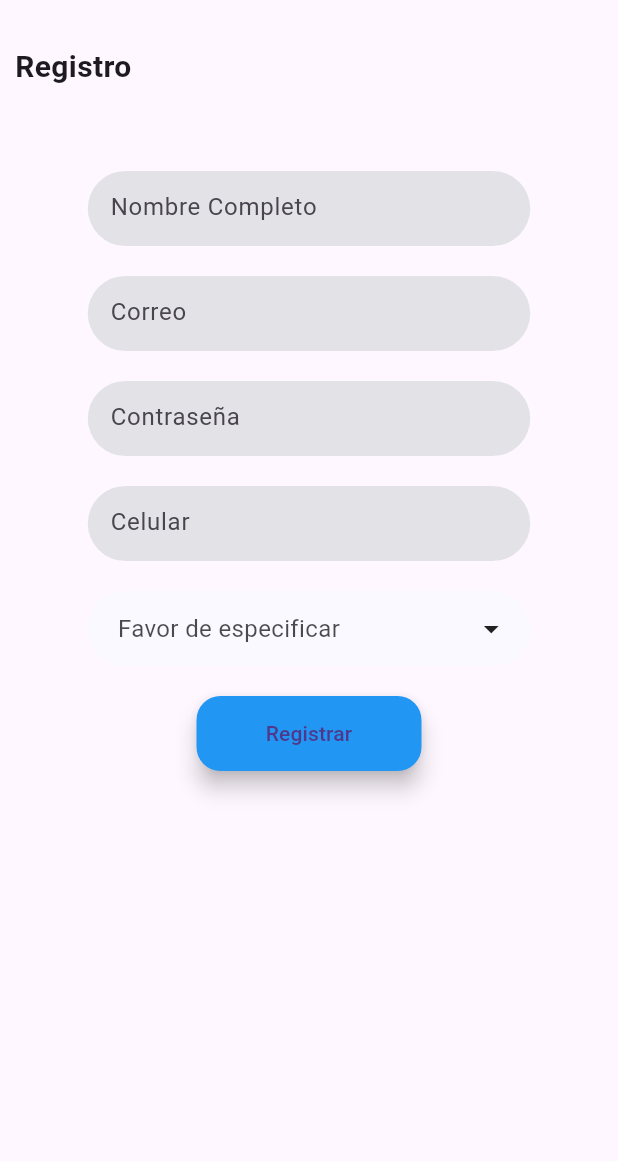
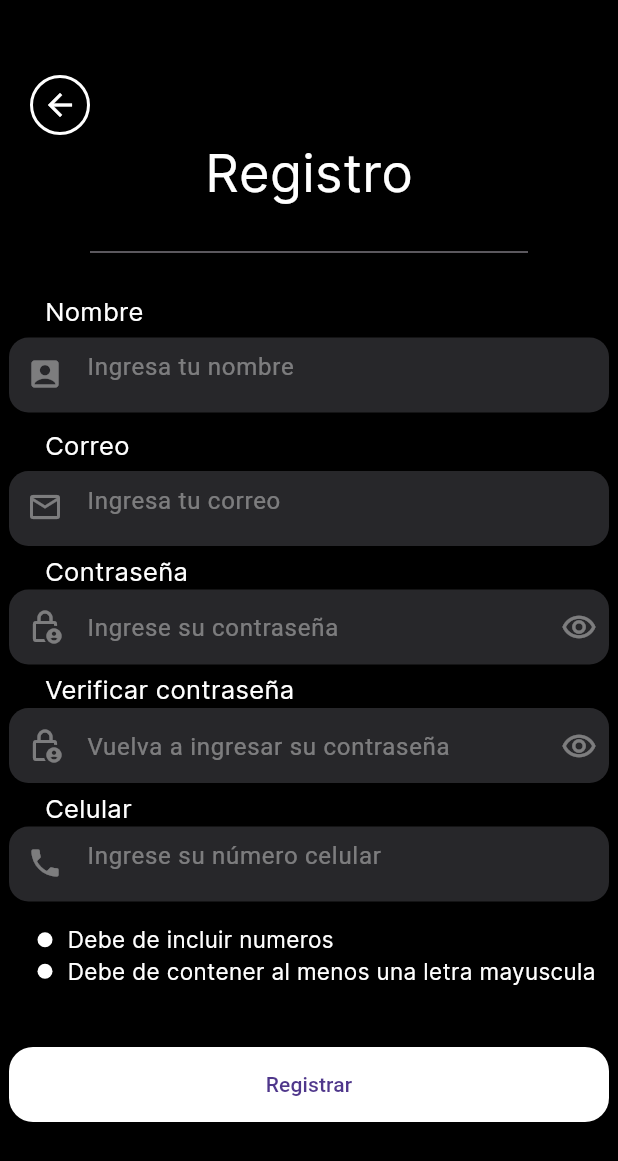
Before and after one commit to Joapava/Proyecto_BAZAPP, a Flutter app: the screen it shows after launch, after a tap on "¿Olvidaste tu contraseña?", on a phone screen of 412 x 824 dp. Shown: the top 1161 px of the screen. Run offline on Flutter 3.47's test engine with Material 3 defaults, Android fonts, the phone set to English and light mode, and no system bars; our stand-ins replace google_nav_bar; Roboto replaces fonts that are missing (Arial).

Commit message:
ver 1.3
Se colocaron funciones de ocultamiento de password o para mostrar al igual que se enlazaron el regreso de pagina o bloqueo

```diff
--- a/prueba/lib/pages/login.dart
+++ b/prueba/lib/pages/login.dart
@@ -15,7 +15,7 @@ class _Login extends State<Login>{
   Widget build(BuildContext context){
     return const Scaffold(
       backgroundColor: Colors.black,
-      body: SafeArea(child: BoxCentral()
+      body: SafeArea(child: SingleChildScrollView(child: BoxCentral())
         )
     );
   }
@@ -215,11 +215,17 @@ class regreso extends StatelessWidget {
 }
 
 // ignore: camel_case_types
-class box_password extends StatelessWidget {
+class box_password extends StatefulWidget {
   const box_password({
     super.key,
   });
 
+  @override
+  State<box_password> createState() => _box_passwordState();
+}
+
+class _box_passwordState extends State<box_password> {
+  bool isVisible = true;
   @override
   Widget build(BuildContext context) {
     return Container(
@@ -236,6 +242,7 @@ class box_password extends StatelessWidget {
           child: Form(child:
             TextFormField(
               style: const TextStyle(color: Colors.white),
+              obscureText: isVisible,
               decoration: const InputDecoration(
                 contentPadding: EdgeInsetsDirectional.symmetric(),
                 hintText: 'Ingrese su contraseña' ,
@@ -247,13 +254,14 @@ class box_password extends StatelessWidget {
             )
           ),
         ),
-        // const SizedBox(
-        //     width: 35,
-        //   ),
           SizedBox(
             width: 30,
             height: 30,
-            child: FloatingActionButton(onPressed: () {
+            child: FloatingActionButton(
+              onPressed: () {
+              setState(() {
+                change();
+              });
               },
               backgroundColor: const Color.fromARGB(0, 87, 87, 95),
               elevation: 0,
@@ -266,6 +274,14 @@ class box_password extends StatelessWidget {
       ],
       ),
     );
+  }
+
+  void change(){
+    if(isVisible){
+      isVisible = false;
+    } else{
+      isVisible = true;
+    }
   }
 }
 
--- a/prueba/lib/pages/pagina_inicio.dart
+++ b/prueba/lib/pages/pagina_inicio.dart
@@ -21,19 +21,23 @@ class _PaginaInicioState extends State<PaginaInicio> {
 
   @override
   Widget build(BuildContext context) {
-    return Scaffold(
+    return PopScope(
+      canPop: false,
+      onPopInvoked: (didPop){
+
+      },
+      child: Scaffold(
       body: SingleChildScrollView(
         child: Column(
           children: <Widget>[
               const barraCuenta(),
               getDetalles(),
-             getFotos(context)
-
-
+            getFotos(context)
           ],
         ),
       ),
-    );
+    ),
+      );
   }
 }
 
--- a/prueba/lib/pages/registro.dart
+++ b/prueba/lib/pages/registro.dart
@@ -8,6 +8,8 @@ SampleItem? selectedMenu;
 
 SampleItem? giro;
 
+bool isChecked = false;
+
 class Registro extends StatefulWidget {
   const Registro({super.key});
 
@@ -16,17 +18,54 @@ class Registro extends StatefulWidget {
 }
 
 class _RegistroState extends State<Registro> {
-
   @override
   Widget build(BuildContext context) {
     return const Scaffold(
+      backgroundColor: Colors.black,
       body: SafeArea(child: SingleChildScrollView(
         child: Column(
           children: <Widget>[
+            Align(
+          alignment: Alignment.topLeft,
+          ),
+          SizedBox(
+            height: 50,
+          ),
+            regreso(),
+            Texto(),
+            SizedBox(
+              height: 20,
+            ),
+            Divider(
+              endIndent: 60,
+              indent: 60,
+              thickness: .6,
+            ),
+            SizedBox(
+              height: 20,
+            ),
             Getformulario(),
           ],
         ),
       ),)
+    );
+  }
+}
+
+class Texto extends StatelessWidget {
+  const Texto({
+    super.key,
+  });
+
+  @override
+  Widget build(BuildContext context) {
+    return const Center(
+      child: Text('Registro',
+      style: TextStyle(
+        fontFamily: 'Inter',
+        fontSize: 35,
+        color: Colors.white
+      ),),
     );
   }
 }
@@ -40,28 +79,35 @@ class Getformulario extends StatefulWidget{
 
 class _Getformulario extends State<Getformulario>
 {
+  bool isVisible = true;
+  bool isVisiblebtn2 = true;
   @override
   Widget build(BuildContext context){
   return Column(
     children: [
-      Align(
-          alignment: Alignment.topLeft,
-          child: Container(
-          margin: const EdgeInsets.fromLTRB(10, 30, 10, 5),
-                    child: const Text("Registro", style: TextStyle(fontWeight: FontWeight.bold, fontSize: 20, fontFamily: ("Arial")),)
-                    )
+      const Row(
+        children: [
+          SizedBox(
+            width: 30,
+          ),
+          Text('Nombre',
+            style: TextStyle(
+            color: Colors.white,
+            fontFamily: 'Inter',
+            fontSize: 17,
+          ),)
+        ],
       ),
       const SizedBox(
-        height: 50,
+        height: 5,
       ),
       Container(
-        width: 295,
+        width: 400,
         height: 50,
         decoration: BoxDecoration(
-          color: const Color.fromARGB(255, 227, 227, 231),
-          borderRadius: BorderRadius.circular(25),
+          color: const Color.fromARGB(115, 87, 87, 94),
+          borderRadius: BorderRadius.circular(13),
           ),
-          child: Center(
             child: SizedBox(
               width: 265,
               height: 50,
@@ -69,25 +115,42 @@ class _Getformulario extends State<Getformulario>
                 child: TextFormField(
                   keyboardType: TextInputType.name,
                   decoration: const InputDecoration(
+                      hintStyle: TextStyle(color: Color.fromARGB(101, 255, 255, 255)),
+                      prefixIcon: Icon(Icons.account_box_rounded, color: Color.fromARGB(101, 255, 255, 255),),
                       border: InputBorder.none,
-                      hintText: 'Nombre Completo',
-                    ),
+                      hintText: 'Ingresa tu nombre',
                     ),
                   ),
                 ),
             ),
       ),
       const SizedBox(
-        height: 20,
+        height: 10,
+      ),
+      const Row(
+        children: [
+          SizedBox(
+            width: 30,
+          ),
+          Text('Correo',
+            style: TextStyle(
+            color: Colors.white,
+            fontFamily: 'Inter',
+            fontSize: 17,
+          ),)
+        ],
+      ),
+      const SizedBox(
+        height: 5,
       ),
       Container(
-        width: 295,
+        width: 400,
         height: 50,
         decoration: BoxDecoration(
-          color: const Color.fromARGB(255, 227, 227, 231),
-          borderRadius: BorderRadius.circular(25),
+          color: const Color.fromARGB(115, 87, 87, 94),
+          borderRadius: BorderRadius.circular(13),
           ),
-          child: Center(
+
             child: SizedBox(
               width: 265,
               height: 50,
@@ -95,303 +158,292 @@ class _Getformulario extends State<Getformulario>
                 child: TextFormField(
                   keyboardType: TextInputType.emailAddress,
                   decoration: const InputDecoration(
+                      hintStyle: TextStyle(color: Color.fromARGB(101, 255, 255, 255)),
                       border: InputBorder.none,
-                      hintText: 'Correo',
-                    ),
+                      hintText: 'Ingresa tu correo',
+                      prefixIcon: Icon(Icons.email_outlined, color: Color.fromARGB(101, 255, 255, 255),)
                     ),
                   ),
                 ),
             ),
       ),
       const SizedBox(
-        height: 20,
+        height: 5,
+      ),
+      const Row(
+        children: [
+          SizedBox(
+            width: 30,
+          ),
+          Text('Contraseña',
+            style: TextStyle(
+            color: Colors.white,
+            fontFamily: 'Inter',
+            fontSize: 17,
+          ),)
+        ],
       ),
       Container(
-        width: 295,
+        width: 400,
         height: 50,
         decoration: BoxDecoration(
-          color: const Color.fromARGB(255, 227, 227, 231),
-          borderRadius: BorderRadius.circular(25),
+          color: const Color.fromARGB(115, 87, 87, 94),
+          borderRadius: BorderRadius.circular(13),
           ),
-          child: Center(
-            child: SizedBox(
-              width: 265,
-              height: 50,
-              child: Form(
-                child: TextFormField(
-                  obscureText: true,
+            child: Row(
+              children: [
+                SizedBox(
+          width: 365,
+          height: 35,
+          child: Form(child:
+            TextFormField(
+              style: const TextStyle(color: Colors.white),
+              obscureText: isVisible,
               decoration: const InputDecoration(
-                      border: InputBorder.none,
-                      hintText: 'Contraseña',
+                contentPadding: EdgeInsetsDirectional.symmetric(),
+                hintText: 'Ingrese su contraseña' ,
+                hintStyle: TextStyle(color: Color.fromARGB(101, 255, 255, 255)),
+                prefixIcon: Icon(Icons.lock_person_outlined , color: Color.fromARGB(101, 255, 255, 255)),
+                focusedBorder: InputBorder.none,
+                border: InputBorder.none
+              ),
+            )
           ),
         ),
+          SizedBox(
+            width: 30,
+            height: 30,
+            child: FloatingActionButton(onPressed: () {
+              setState(() {
+                change(1);
+              });
+              },
+              backgroundColor: const Color.fromARGB(0, 87, 87, 95),
+              elevation: 0,
+
+              heroTag: 'btn1',
+              child: const Icon(Icons.remove_red_eye_outlined, color: Color.fromARGB(101, 255, 255, 255)),
             ),
+            )
+              ],
+            )
+      ),
+      const SizedBox(
+        height: 5,
+      ),
+      const Row(
+        children: [
+          SizedBox(
+            width: 30,
+          ),
+          Text('Verificar contraseña',
+            style: TextStyle(
+            color: Colors.white,
+            fontFamily: 'Inter',
+            fontSize: 17,
+          ),)
+        ],
+      ),
+      Container(
+        width: 400,
+        height: 50,
+        decoration: BoxDecoration(
+          color: const Color.fromARGB(115, 87, 87, 94),
+          borderRadius: BorderRadius.circular(13),
+          ),
+            child: Row(
+              children: [
+                SizedBox(
+          width: 365,
+          height: 35,
+          child: Form(child:
+            TextFormField(
+              style: const TextStyle(color: Colors.white),
+              obscureText: isVisiblebtn2,
+              decoration: const InputDecoration(
+                contentPadding: EdgeInsetsDirectional.symmetric(),
+                hintText: 'Vuelva a ingresar su contraseña' ,
+                hintStyle: TextStyle(color: Color.fromARGB(101, 255, 255, 255)),
+                prefixIcon: Icon(Icons.lock_person_outlined , color: Color.fromARGB(101, 255, 255, 255)),
+                focusedBorder: InputBorder.none,
+                border: InputBorder.none
+              ),
+            )
+          ),
+        ),
+          SizedBox(
+            width: 30,
+            height: 30,
+            child: FloatingActionButton(onPressed: () {
+              setState(() {
+                change(2);
+        });
+              },
+              backgroundColor: const Color.fromARGB(0, 87, 87, 95),
+              elevation: 0,
+
+              heroTag: 'btn2',
+              child: const Icon(Icons.remove_red_eye_outlined, color: Color.fromARGB(101, 255, 255, 255)),
+            ),
+            )
+              ],
+            )
+      ),
+      const SizedBox(
+        height: 5,
+      ),
+      const Row(
+        children: [
+          SizedBox(
+            width: 30,
+          ),
+          Text('Celular',
+            style: TextStyle(
+            color: Colors.white,
+            fontFamily: 'Inter',
+            fontSize: 17,
+          ),)
+        ],
+      ),
+      Container(
+  width: 400,
+  height: 50,
+  decoration: BoxDecoration(
+    color: const Color.fromARGB(115, 87, 87, 94),
+    borderRadius: BorderRadius.circular(13),
+  ),
+  child: TextFormField(
+    style: const TextStyle(color: Colors.white),
+    keyboardType: TextInputType.phone,
+    maxLength: 10, // Alinea el texto al centro
+    decoration: const InputDecoration(
+      hintStyle: TextStyle(color: Color.fromARGB(101, 255, 255, 255)),
+      border: InputBorder.none,
+      hintText: 'Ingrese su número celular',
+      prefixIcon: Icon(Icons.phone, color: Color.fromARGB(101, 255, 255, 255),),
+      counterText: "", // Elimina el contador de longitud
     ),
   ),
 ),
   const SizedBox(
-        height: 20,
+    height: 15,
+  ),
+  Row(
+    children: [
+      const SizedBox(
+        width: 25,
       ),
     Container(
-        width: 295,
-        height: 50,
+      height: 10,
+      width: 10,
       decoration: BoxDecoration(
-          color: const Color.fromARGB(255, 227, 227, 231),
-          borderRadius: BorderRadius.circular(25),
-          ),
-          child: Center(
-            child: SizedBox(
-              width: 265,
-              height: 50,
-              child: Form(
-                child: TextFormField(
-                  keyboardType: TextInputType.phone,
-                  decoration: const InputDecoration(
-                      border: InputBorder.none,
-                      hintText: 'Celular',
+        borderRadius: BorderRadius.circular(15),
+        color: Colors.white
       ),
     ),
+    const SizedBox(
+      width: 10,
+    ),
+    const Text('Debe de incluir numeros',
+    style: TextStyle(
+      fontFamily: 'Inter',
+      color: Colors.white,
+      fontSize: 15
+    ),)
+  ],),
+  Row(
+    children: [
+      const SizedBox(
+        width: 25,
+      ),
+    Container(
+      height: 10,
+      width: 10,
+      decoration: BoxDecoration(
+        borderRadius: BorderRadius.circular(15),
+        color: Colors.white
       ),
     ),
+    const SizedBox(
+      width: 10,
     ),
+    const Text('Debe de contener al menos una letra mayuscula',
+    style: TextStyle(
+      fontFamily: 'Inter',
+      color: Colors.white,
+      fontSize: 15
+    ),)
+  ],),
+      const SizedBox(
+        height: 40,
+      ),
+      SizedBox(
+      width: 400,
+      height: 50,
+      child: FloatingActionButton(onPressed: (() => Navigator.push(
+                      context,
+                      CupertinoPageRoute(
+                          builder: (context) => const Inicio()))),
+        backgroundColor: Colors.white,
+        child: const Text("Registrar")),
     ),
         const SizedBox(
           height: 20,
         ),
-      Container(
-              width: 295,
-              height: 50,
-              decoration: BoxDecoration(
-                color: const Color(0xffF9F9FF),
-                borderRadius: BorderRadius.circular(25),
-              ),
-              child: Center(
-                child: Row(
+
+      ],
+  );
+
+}
+
+  void change(int n){
+    if(n == 1){
+      if(isVisible){
+        isVisible = false;
+      } else{
+      isVisible = true;
+      }
+    } else if(n == 2){
+      if(isVisiblebtn2){
+        isVisiblebtn2 = false;
+      } else{
+        isVisiblebtn2 = true;
+      }
+    }
+  }
+
+}
+
+// ignore: camel_case_types
+class regreso extends StatelessWidget {
+  const regreso({
+    super.key,
+  });
+
+  @override
+  Widget build(BuildContext context) {
+    return Row(
       children: [
         const SizedBox(
           width: 20,
         ),
         SizedBox(
-                      width: 190,
-                      height: 50,
-                      child: Center(
-                        child: Row(
-                          children: [
-                            Text(
-                              texto(),
-                              style: const TextStyle(
-                                  fontSize: 16,
-                                  color: Color.fromRGBO(0, 0, 0, .7)),
+    width: 40,
+    height: 40,
+    child: FloatingActionButton(
+      heroTag: 'btnr',
+      backgroundColor: Colors.black,
+      shape: RoundedRectangleBorder(
+        side: const BorderSide(color: Colors.white, width: 2),
+        borderRadius: BorderRadius.circular(25)
       ),
-                          ],
+      onPressed: () {
+      Navigator.pop(context);
+    },
+    child: const Icon(Icons.arrow_back  , color: Colors.white,)
     ),
-                      ),
-                    ),
-                    const SizedBox(
-                      width: 35,
-                    ),
-                    PopupMenuButton<SampleItem>(
-                      initialValue: selectedMenu,
-                      icon: const Icon(Icons.arrow_drop_down),
-                      onSelected: (SampleItem item) {
-                        setState(() {
-                          selectedMenu = item;
-                        });
-                      },
-                      itemBuilder: (BuildContext context) =>
-                          <PopupMenuEntry<SampleItem>>[
-                        const PopupMenuItem<SampleItem>(
-                          value: SampleItem.itemOne,
-                          child: Text('Cliente'),
-                        ),
-                        const PopupMenuItem<SampleItem>(
-                          value: SampleItem.itemTwo,
-                          child: Text('Expositor'),
-                        ),
-
-                      ],
         )
       ],
-                ),
-              ),
-            ),
-        const SizedBox(
-          height: 20,
-        ),
-        Getopciones(tipo: texto())
-      ],
-  );
-
-}
-String texto() {
-    if (selectedMenu == SampleItem.itemOne) {
-      return 'Cliente';
-    } else if (selectedMenu == SampleItem.itemTwo) {
-      return 'Expositor';
-    } else {
-      return 'Favor de especificar';
-    }
-  }
-}
-
-// ignore: non_constant_identifier_names
-String tipo_giro(){
-  if(giro == SampleItem.itemOne){
-    return 'Comida';
-  }else if(giro == SampleItem.itemTwo){
-    return 'Ropa';
-  } else if(giro == SampleItem.itemThree){
-    return 'Accesorios';
-  } else if(giro == SampleItem.itemFour){
-    return 'Bisuteria';
-  } else if(giro == SampleItem.itemFive){
-    return 'Bebidas';
-  } else if(giro == SampleItem.itemsix){
-    return 'Snacks';
-  } else {
-    return 'No especificado';
-  }
-}
-
-
-
-class Getopciones extends StatefulWidget {
-  final String tipo;
-  const Getopciones({super.key, required this.tipo});
-
-  @override
-  State<Getopciones> createState()=> _Getopciones();
-}
-
-class _Getopciones extends State<Getopciones>{
-  @override
-  Widget build(BuildContext context){
-  if(widget.tipo.compareTo('Expositor') == 0){
-    return Column(children: [
-      Container(
-              width: 295,
-              height: 50,
-              decoration: BoxDecoration(
-                color: const Color(0xffF9F9FF),
-                borderRadius: BorderRadius.circular(25),
-              ),
-              child: Center(
-                child: Row(
-                  children: [
-                    const SizedBox(
-                      width: 20,
-                    ),
-                    SizedBox(
-                      width: 190,
-                      height: 50,
-                      child: Center(
-                        child: Row(
-                          children: [
-                            Text(
-                              tipo_giro(),
-                              style: const TextStyle(
-                                  fontSize: 16,
-                                  color: Color.fromRGBO(0, 0, 0, .7)),
-                            ),
-                          ],
-                        ),
-                      ),
-                    ),
-                    const SizedBox(
-                      width: 35,
-                    ),
-                    PopupMenuButton<SampleItem>(
-                      initialValue: giro,
-                      icon: const Icon(Icons.arrow_drop_down),
-                      onSelected: (SampleItem item) {
-                        setState(() {
-                          giro = item;
-                        });
-                      },
-                      itemBuilder: (BuildContext context) =>
-                          <PopupMenuEntry<SampleItem>>[
-                        const PopupMenuItem<SampleItem>(
-                          value: SampleItem.itemOne,
-                          child: Text('Comida'),
-                        ),
-                        const PopupMenuItem<SampleItem>(
-                          value: SampleItem.itemTwo,
-                          child: Text('Ropa'),
-                        ),
-                        const PopupMenuItem<SampleItem>(
-                          value: SampleItem.itemThree,
-                          child: Text('Accesorios'),
-                        ),
-                        const PopupMenuItem<SampleItem>(
-                          value: SampleItem.itemFour,
-                          child: Text('Bisuteria'),
-                        ),
-                        const PopupMenuItem<SampleItem>(
-                          value: SampleItem.itemFive,
-                          child: Text('Bebidas'),
-                        ),
-                        const PopupMenuItem<SampleItem>(
-                          value: SampleItem.itemsix,
-                          child: Text('Snacks'),
-                        ),
-                      ],
-                    )
-                  ],
-                ),
-              ),
-            ),
-      const SizedBox(
-        height: 20,
-      ),
-      Container(
-        width: 295,
-        height: 50,
-        decoration: BoxDecoration(
-          color: const Color.fromARGB(255, 227, 227, 231),
-          borderRadius: BorderRadius.circular(25),
-          ),
-          child: Center(
-            child: SizedBox(
-              width: 265,
-              height: 50,
-              child: Form(
-                child: TextFormField(
-                  decoration: const InputDecoration(
-                      border: InputBorder.none,
-                      hintText: 'Nombre del negocio (opcional )',
-                    ),
-                  ),
-                ),
-            ),
-          ),
-      ),
-      const SizedBox(
-        height: 20,
-      ),
-      SizedBox(
-        height: 40,
-        width: 150,
-        child: FloatingActionButton(onPressed:(() => Navigator.push(
-                      context,
-                      CupertinoPageRoute(
-                          builder: (context) => const Inicio()))),
-        backgroundColor: Colors.blue,
-        child: const Text("Registrar"),
-        ),
-      ),
-
-    ]);
-  } else{
-    return SizedBox(
-      width: 150,
-      height: 50,
-      child: FloatingActionButton(onPressed: (() => Navigator.push(
-                      context,
-                      CupertinoPageRoute(
-                          builder: (context) => const Inicio()))),
-        backgroundColor: Colors.blue,
-        child: const Text("Registrar")),
     );
   }
 }
-}
```
Lines whose indentation alone changed are shown as unchanged.
